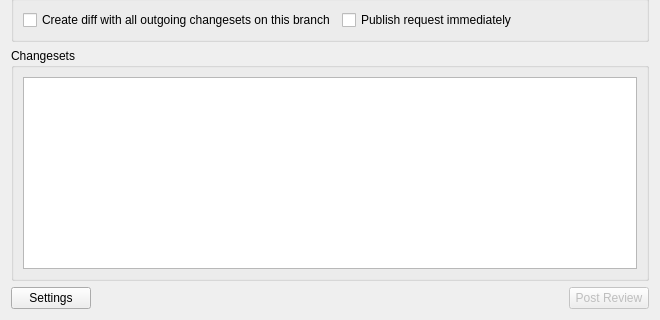
Qt form tortoisehg/hgqt/postreview.ui (velorientc/git_test7) before a commit; both pictures show x 0 to 660 and y 139 to 459 of the 660 by 459 pixel window.
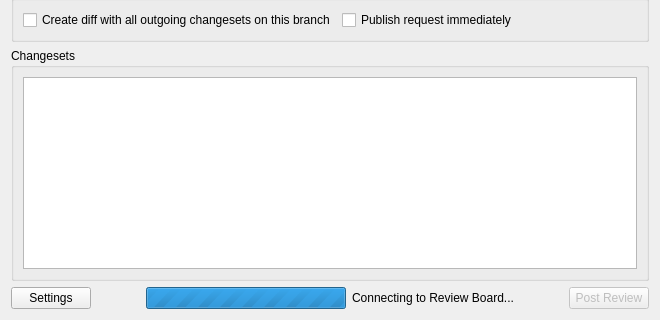
The same form after that commit.

Commit message: Reviewboard - Fixed windows threading issues and added some user feedback

What changed in the file:
```diff
--- a/tortoisehg/hgqt/postreview.ui
+++ b/tortoisehg/hgqt/postreview.ui
@@ -190,6 +190,68 @@
        </property>
       </widget>
      </item>
+     <item>
+      <spacer name="horizontalSpacer_2">
+       <property name="orientation">
+        <enum>Qt::Horizontal</enum>
+       </property>
+       <property name="sizeHint" stdset="0">
+        <size>
+         <width>40</width>
+         <height>20</height>
+        </size>
+       </property>
+      </spacer>
+     </item>
+     <item>
+      <widget class="QProgressBar" name="progress_bar">
+       <property name="minimumSize">
+        <size>
+         <width>200</width>
+         <height>0</height>
+        </size>
+       </property>
+       <property name="font">
+        <font>
+         <kerning>true</kerning>
+        </font>
+       </property>
+       <property name="minimum">
+        <number>0</number>
+       </property>
+       <property name="maximum">
+        <number>0</number>
+       </property>
+       <property name="value">
+        <number>-1</number>
+       </property>
+       <property name="alignment">
+        <set>Qt::AlignLeading|Qt::AlignLeft|Qt::AlignVCenter</set>
+       </property>
+       <property name="textVisible">
+        <bool>true</bool>
+       </property>
+       <property name="orientation">
+        <enum>Qt::Horizontal</enum>
+       </property>
+       <property name="invertedAppearance">
+        <bool>false</bool>
+       </property>
+       <property name="textDirection">
+        <enum>QProgressBar::TopToBottom</enum>
+       </property>
+       <property name="format">
+        <string>%p%</string>
+       </property>
+      </widget>
+     </item>
+     <item>
+      <widget class="QLabel" name="progress_label">
+       <property name="text">
+        <string>Connecting to Review Board...</string>
+       </property>
+      </widget>
+     </item>
      <item>
       <spacer name="horizontalSpacer">
        <property name="orientation">
@@ -197,8 +259,8 @@
        </property>
        <property name="sizeHint" stdset="0">
         <size>
-         <width>25</width>
-         <height>19</height>
+         <width>0</width>
+         <height>20</height>
         </size>
        </property>
       </spacer>
```
Left out of the diff: 48 changed lines with no effect on the pictures. Lines whose indentation alone changed are shown as unchanged. The commit also changes 1 other file.
